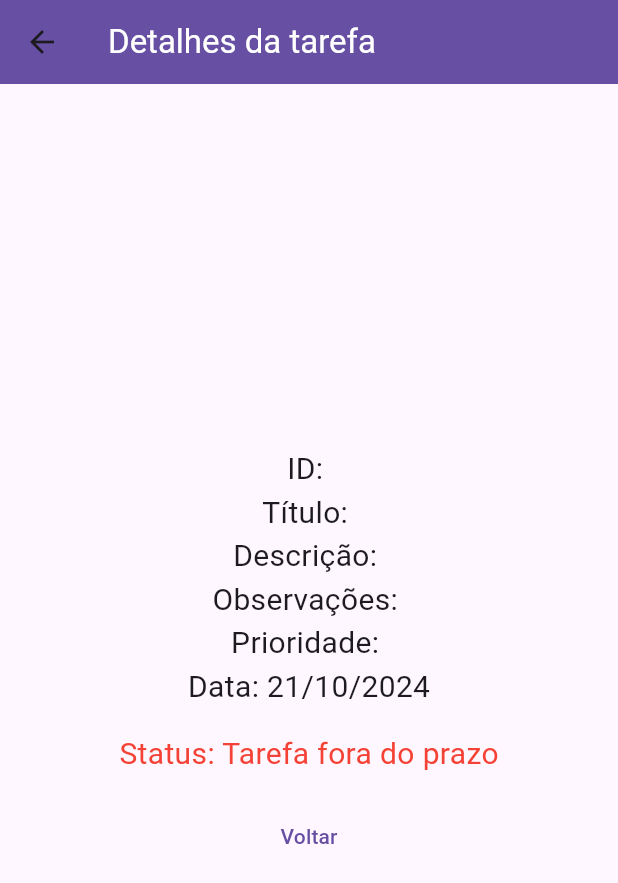
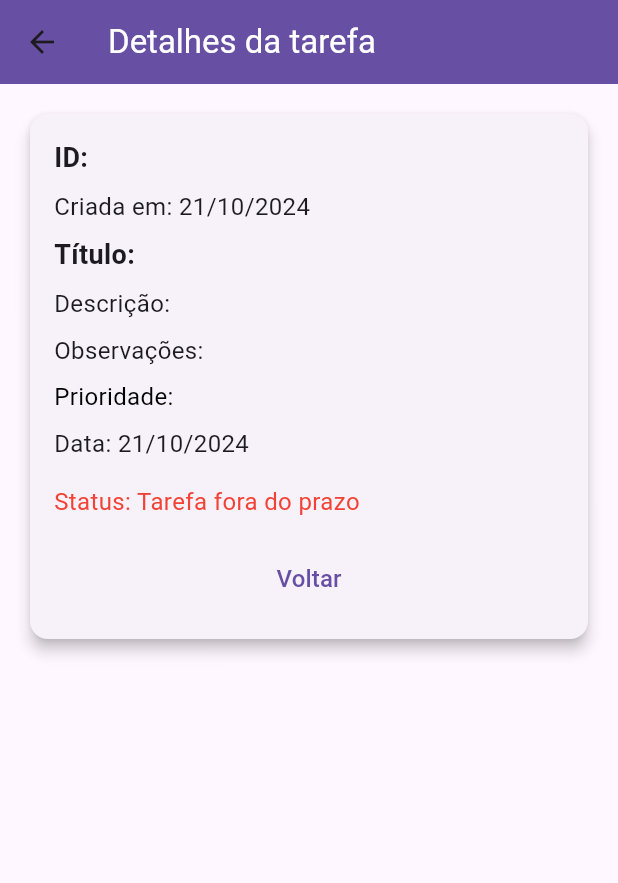
Before and after one commit to WanCarvalho/todo-list-flutter, a Flutter app: the TaskDetail screen opened directly with empty values, on a phone screen of 412 x 824 dp. Shown: the top 883 px of the screen. Run offline on Flutter 3.47's test engine with Material 3 defaults, Android fonts, the phone set to English and light mode, and no system bars; our stand-ins replace go_router.

Commit message:
feat: adicionando campo automatico para data de criacao e exibindo tarefa em cardbox

```diff
--- a/lib/TodoApp.dart
+++ b/lib/TodoApp.dart
@@ -39,6 +39,7 @@ class _TodoAppState extends State<TodoApp> {
       prioridade: prioridadeTarefa,
       observacoes: observacoesTarefa,
       dataTarefa: dataSelecionada,
+      dataCriacaoTarefa: DateTime.now(),
     );
 
     setState(() {
--- a/lib/model/Tarefa.dart
+++ b/lib/model/Tarefa.dart
@@ -1,6 +1,6 @@
 class Tarefa {
 
-  Tarefa({required this.id, required this.titulo, required this.descricao, required this.prioridade, required this.observacoes, required this.dataTarefa});
+  Tarefa({required this.id, required this.titulo, required this.descricao, required this.prioridade, required this.observacoes, required this.dataTarefa, required this.dataCriacaoTarefa});
 
   String id;
   String titulo;
@@ -8,6 +8,6 @@ class Tarefa {
   String prioridade;
   String observacoes;
   DateTime dataTarefa;
-
+  DateTime dataCriacaoTarefa;
 
 }
--- a/lib/screens/TaskDetail.dart
+++ b/lib/screens/TaskDetail.dart
@@ -12,49 +12,106 @@ class TaskDetail extends StatelessWidget {
 
   @override
   Widget build(BuildContext context) {
-
     return Scaffold(
       appBar: AppBar(
-        backgroundColor: ThemeData().primaryColor,
-        title: Text(
+        backgroundColor: Theme.of(context).primaryColor,
+        title: const Text(
           "Detalhes da tarefa",
           style: TextStyle(color: Colors.white),
         ),
       ),
       body: Padding(
         padding: const EdgeInsets.all(16.0),
-        child: Center(
+        child: SingleChildScrollView(
+          child: Card(
+            elevation: 4,
+            child: Padding(
+              padding: const EdgeInsets.all(16.0),
               child: Column(
-            mainAxisAlignment: MainAxisAlignment.center,
+                crossAxisAlignment: CrossAxisAlignment.start,
                 children: <Widget>[
-              Text("ID: ${_tarefa.id}"),
-              Text("Título: ${_tarefa.titulo}"),
-              Text("Descrição: ${_tarefa.descricao}"),
-              Text("Observações: ${_tarefa.observacoes}"),
-              Text("Prioridade: ${_tarefa.prioridade}"),
-              Text("Data: ${DateFormat('dd/MM/y').format(_tarefa.dataTarefa)}"),
-              SizedBox(
-                height: 16,
+                  Text(
+                    "ID: ${_tarefa.id}",
+                    style: const TextStyle(
+                        fontSize: 18, fontWeight: FontWeight.bold),
                   ),
-
+                  const SizedBox(height: 8),
+                  Text(
+                    "Criada em: ${DateFormat('dd/MM/y').format(_tarefa.dataCriacaoTarefa)}",
+                    style: const TextStyle(fontSize: 16),
+                  ),
+                  const SizedBox(height: 8),
+                  Text(
+                    "Título: ${_tarefa.titulo}",
+                    style: const TextStyle(
+                        fontSize: 18, fontWeight: FontWeight.bold),
+                  ),
+                  const SizedBox(height: 8),
+                  Text(
+                    "Descrição: ${_tarefa.descricao}",
+                    style: const TextStyle(fontSize: 16),
+                  ),
+                  const SizedBox(height: 8),
+                  Text(
+                    "Observações: ${_tarefa.observacoes}",
+                    style: const TextStyle(fontSize: 16),
+                  ),
+                  const SizedBox(height: 8),
+                  Text(
+                    "Prioridade: ${_tarefa.prioridade}",
+                    style: TextStyle(
+                      fontSize: 16,
+                      color: getPriorityColor(_tarefa.prioridade),
+                    ),
+                  ),
+                  const SizedBox(height: 8),
+                  Text(
+                    "Data: ${DateFormat('dd/MM/y').format(_tarefa.dataTarefa)}",
+                    style: const TextStyle(fontSize: 16),
+                  ),
+                  const SizedBox(height: 16),
+                  Text(
                     DateTime.now().isBefore(_tarefa.dataTarefa)
-                ? Text("Status: Tarefa no prazo", style: TextStyle(color: Colors.green),)
-                : Text("Status: Tarefa fora do prazo", style: TextStyle(color: Colors.red),),
-              SizedBox(
-                height: 16,
+                        ? "Status: Tarefa no prazo"
+                        : "Status: Tarefa fora do prazo",
+                    style: TextStyle(
+                      color: DateTime.now().isBefore(_tarefa.dataTarefa)
+                          ? Colors.green
+                          : Colors.red,
+                      fontSize: 16,
                     ),
-              TextButton(
+                  ),
+                  const SizedBox(height: 16),
+                  Center(
+                    child: TextButton(
                       onPressed: () {
                         Navigator.of(context).pop();
                       },
-                child: Text(
+                      child: const Text(
                         "Voltar",
+                        style: TextStyle(fontSize: 16),
+                      ),
                     ),
                   ),
                 ],
               ),
             ),
           ),
+        ),
+      ),
     );
   }
+
+  Color getPriorityColor(String prioridade) {
+    switch (prioridade) {
+      case 'BAIXA':
+        return Colors.blue;
+      case 'NORMAL':
+        return Colors.orange;
+      case 'ALTA':
+        return Colors.red;
+      default:
+        return Colors.black;
     }
+  }
+}
--- a/lib/widgets/TodoList.dart
+++ b/lib/widgets/TodoList.dart
@@ -50,6 +50,20 @@ class TodoList extends StatelessWidget {
             dataColor = Colors.black; // Data futura
           }
 
+          // Define a cor com base na prioridade
+          Color getPriorityColor(String prioridade) {
+            switch (prioridade) {
+              case 'BAIXA':
+                return Colors.blue; // Cor para prioridade baixa
+              case 'NORMAL':
+                return Colors.orange; // Cor para prioridade normal
+              case 'ALTA':
+                return Colors.red; // Cor para prioridade alta
+              default:
+                return Colors.black; // Cor padrão
+            }
+          }
+
           return GestureDetector(
             onTap: () => _openTaskDetail(tarefa),
             child: Card(
@@ -76,7 +90,9 @@ class TodoList extends StatelessWidget {
                     Expanded(
                       child: Text(
                         tarefa.prioridade,
-                        style: Theme.of(context).textTheme.bodyMedium,
+                        style: Theme.of(context).textTheme.bodyMedium!.copyWith(
+                            color: getPriorityColor(
+                                tarefa.prioridade)), // Cor personalizada
                         textAlign: TextAlign.center,
                       ),
                     ),
```
Lines whose indentation alone changed are shown as unchanged.
